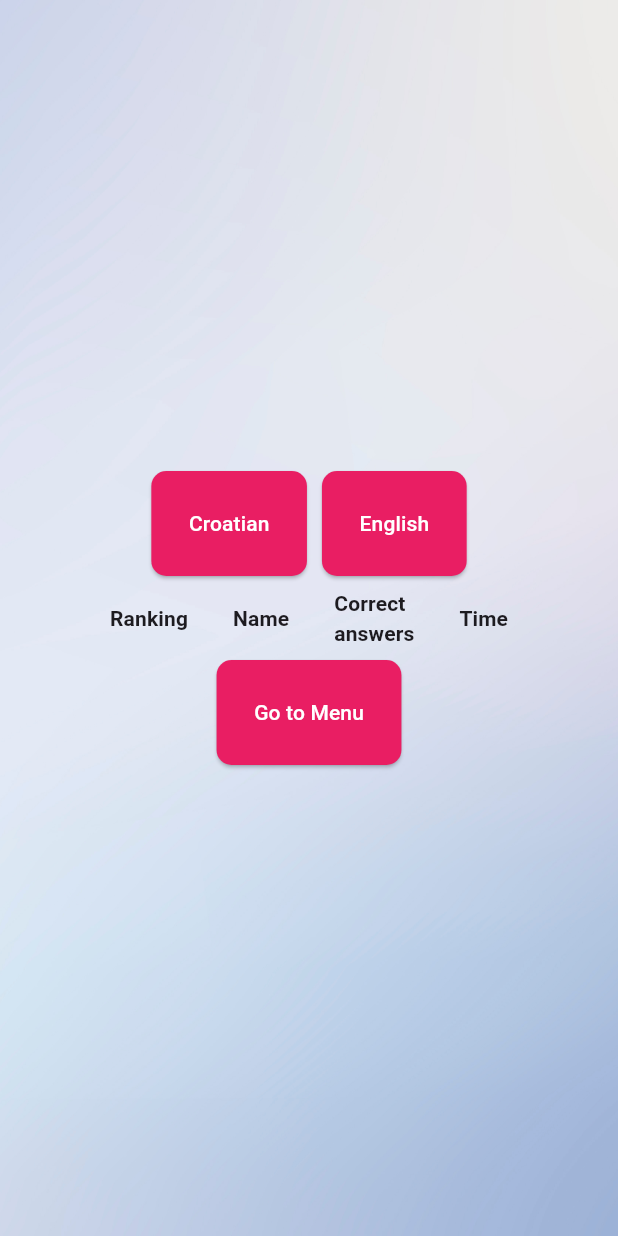
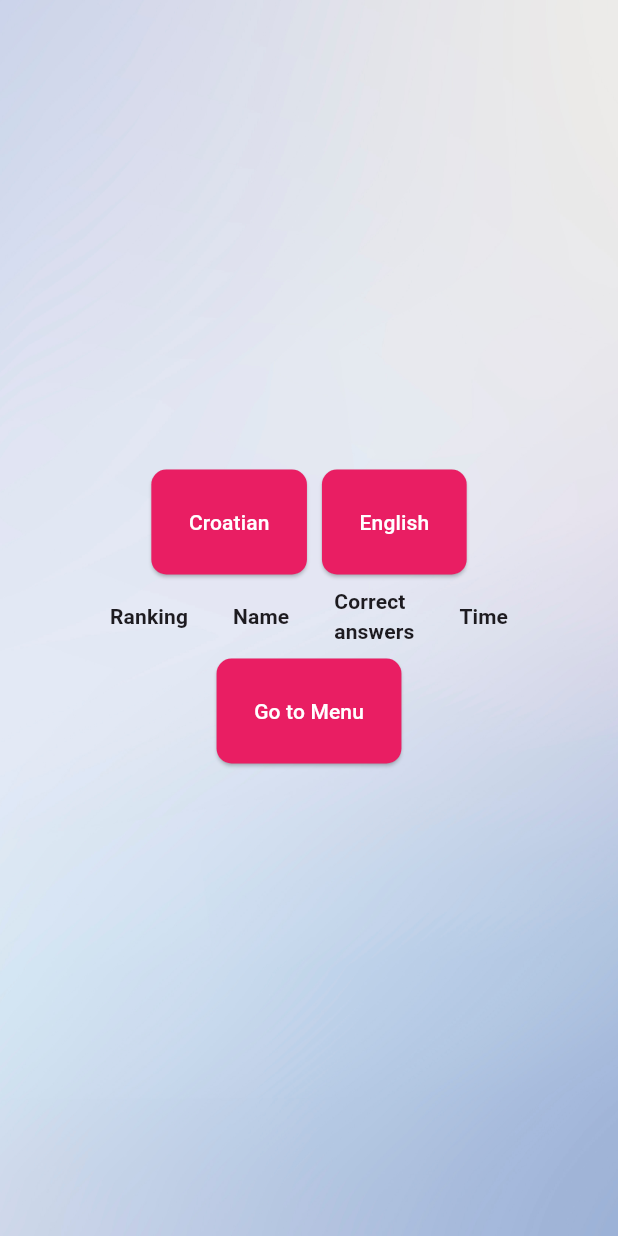
Before and after one commit to katarinasokcevic/StroopEffect, a Flutter app: the LeaderboardPage screen opened directly, on a phone screen of 412 x 824 dp. Run offline on Flutter 3.47's test engine with Material 3 defaults, Android fonts, the phone set to English and light mode, and no system bars; our stand-ins replace cloud_firestore, firebase_auth, firebase_core, firebase_storage; accounts and stored records are empty.

```diff
--- a/lib/pages/leaderboard.dart
+++ b/lib/pages/leaderboard.dart
@@ -30,7 +30,9 @@ class _LeaderboardPageState extends State<LeaderboardPage> {
               if (snapshot.connectionState == ConnectionState.waiting) {
                 return CircularProgressIndicator();
               } else {
-                return Column(
+                return Padding(
+                  padding: const EdgeInsets.only(bottom: 2.0),
+                  child: Column(
                     mainAxisAlignment: MainAxisAlignment.center,
                     children: <Widget>[
                       Row(
@@ -145,6 +147,7 @@ class _LeaderboardPageState extends State<LeaderboardPage> {
                         child: const Text('Go to Menu'),
                       ),
                     ],
+                  ),
                 );
               }
             },
```
Also changed, not shown: lib/pages/home.dart (+4 -15 lines), 1 other file. Lines whose indentation alone changed are shown as unchanged.
